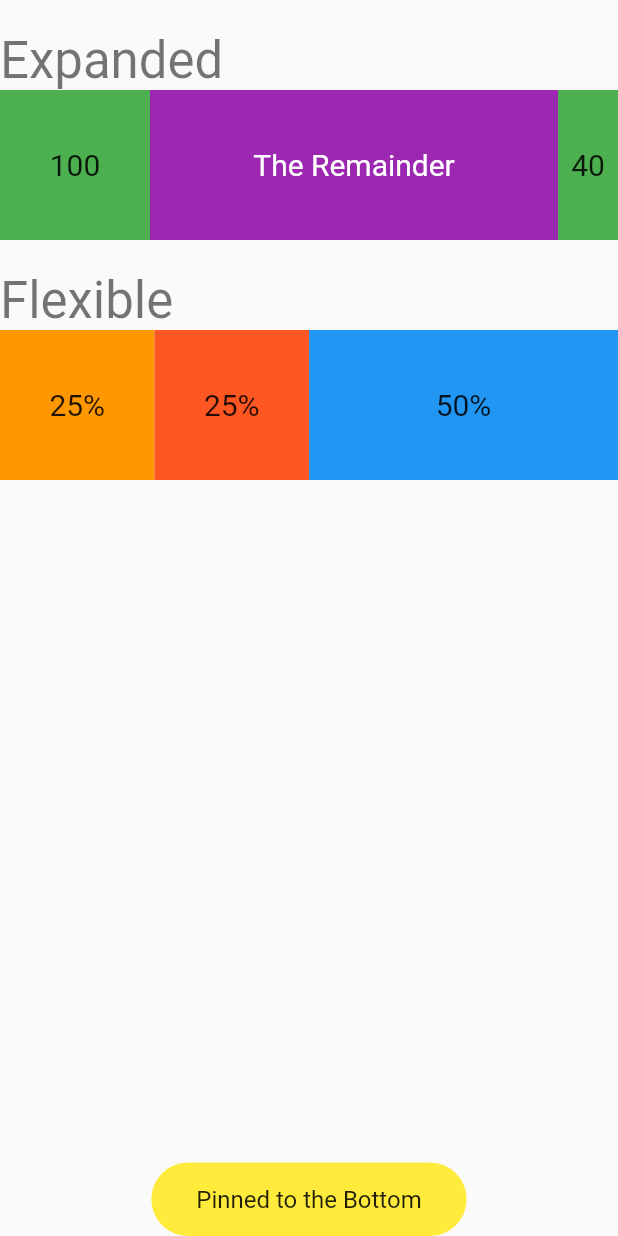
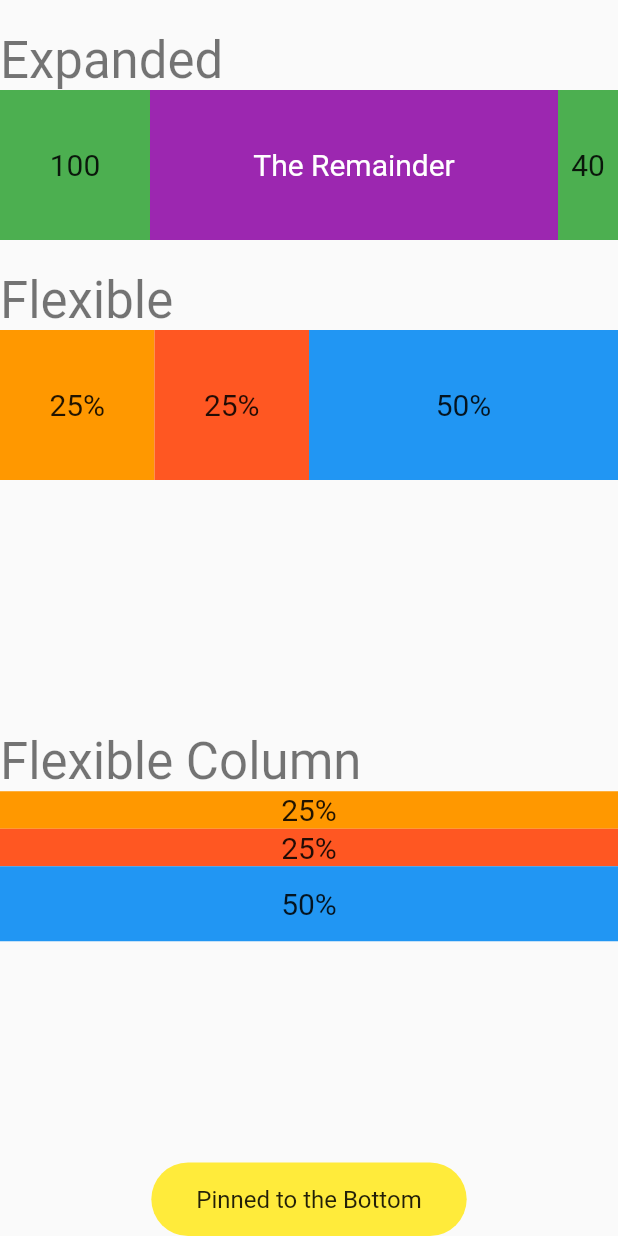
Before and after one commit to EjemplosMisionTic2022/ejemplos_layout_theme, a Flutter app: the screen it shows after launch, on a phone screen of 412 x 824 dp. Run offline on Flutter 3.47's test engine with Material 2 defaults, Android fonts, the light colour scheme and no system bars.

Commit message:
Add column expanded widget

```diff
--- a/simple_sample_1/lib/flex_exp.dart
+++ b/simple_sample_1/lib/flex_exp.dart
@@ -7,6 +7,7 @@ class FlexExpand extends StatelessWidget {
 
   @override
   Widget build(BuildContext context) {
+    // The safeArea lowers the child widgets below the OS data like clock of nutches
     return SafeArea(
       child: Scaffold(
         body: Column(
@@ -23,6 +24,11 @@ class FlexExpand extends StatelessWidget {
             Expanded(
               child: Container(),
             ),
+            ..._header(context, 'Flexible Column'),
+            _buildFlexibleColumn(),
+            Expanded(
+              child: Container(),
+            ),
             _buildFooter(context),
           ],
         ),
@@ -31,13 +37,13 @@ class FlexExpand extends StatelessWidget {
   }
 
   Widget _buildExpanded() {
+    // SizeBox: A box with a specified size.
     return SizedBox(
       height: 100,
       child: Row(
         children: <Widget>[
           LabeledContainer(
             width: 100,
-            height: double.infinity,
             color: Colors.green,
             text: '100',
           ),
@@ -50,7 +56,6 @@ class FlexExpand extends StatelessWidget {
           ),
           LabeledContainer(
             width: 40,
-            height: double.infinity,
             color: Colors.green,
             text: '40',
           )
@@ -60,9 +65,42 @@ class FlexExpand extends StatelessWidget {
   }
 
   Widget _buildFlexible() {
+    // SizeBox: A box with a specified size.
     return SizedBox(
       height: 100,
       child: Row(
+        children: <Widget>[
+          Flexible(
+            flex: 1,
+            child: LabeledContainer(
+              color: Colors.orange,
+              text: '25%',
+            ),
+          ),
+          Flexible(
+            flex: 1,
+            child: LabeledContainer(
+              color: Colors.deepOrange,
+              text: '25%',
+            ),
+          ),
+          Flexible(
+            flex: 2,
+            child: LabeledContainer(
+              color: Colors.blue,
+              text: '50%',
+            ),
+          )
+        ],
+      ),
+    );
+  }
+
+  Widget _buildFlexibleColumn() {
+    // SizeBox: A box with a specified size.
+    return SizedBox(
+      height: 100,
+      child: Column(
         children: <Widget>[
           Flexible(
             flex: 1,
@@ -111,8 +149,10 @@ class FlexExpand extends StatelessWidget {
     );
   }
 
+  // returns two widgets, so we use an Iterable
   Iterable<Widget> _header(BuildContext context, String text) {
     return [
+      // A nice widget to create an space
       SizedBox(height: 20),
       Text(
         text,
--- a/simple_sample_1/lib/labeled_container.dart
+++ b/simple_sample_1/lib/labeled_container.dart
@@ -2,13 +2,13 @@ import 'package:flutter/material.dart';
 
 class LabeledContainer extends StatelessWidget {
   final double? width;
-  final double height;
+  final double? height;
   final Color color;
   final String text;
   final Color? textColor;
   const LabeledContainer({
     this.width,
-    this.height = double.infinity,
+    this.height,
     required this.color,
     required this.text,
     this.textColor,
--- a/simple_sample_1/lib/main.dart
+++ b/simple_sample_1/lib/main.dart
@@ -9,7 +9,8 @@ class MyApp extends StatelessWidget {
   @override
   Widget build(BuildContext context) {
     return MaterialApp(
-      title: 'Flutter Demo',
+      title: 'Flex and Expande example',
+      debugShowCheckedModeBanner: false,
       theme: ThemeData(
         primarySwatch: Colors.blue,
       ),
```
